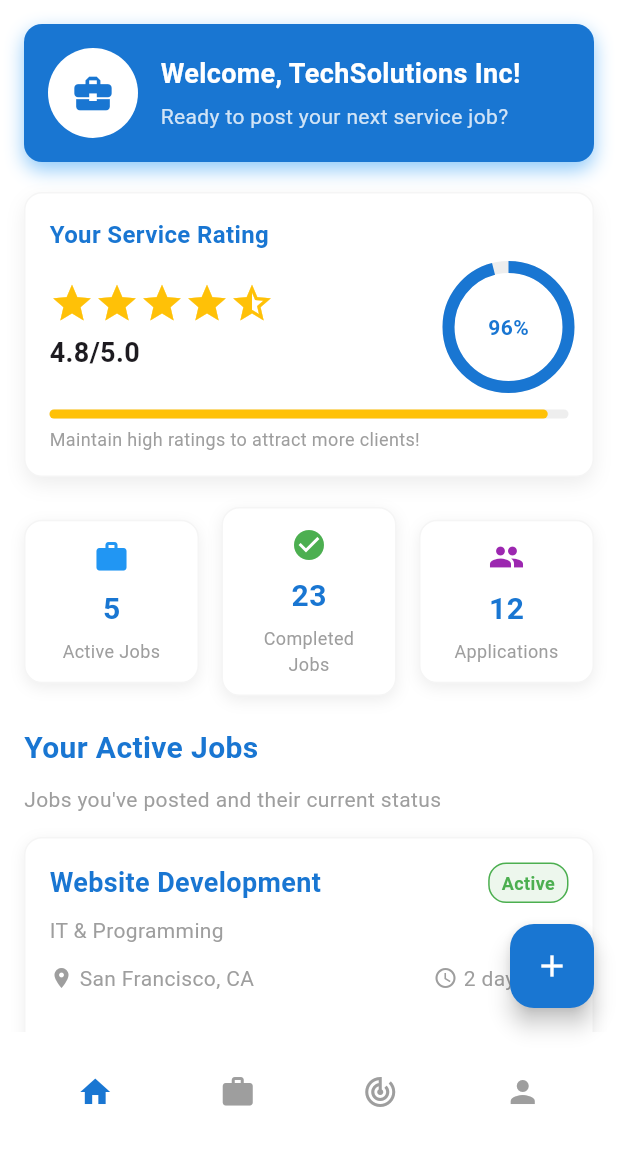
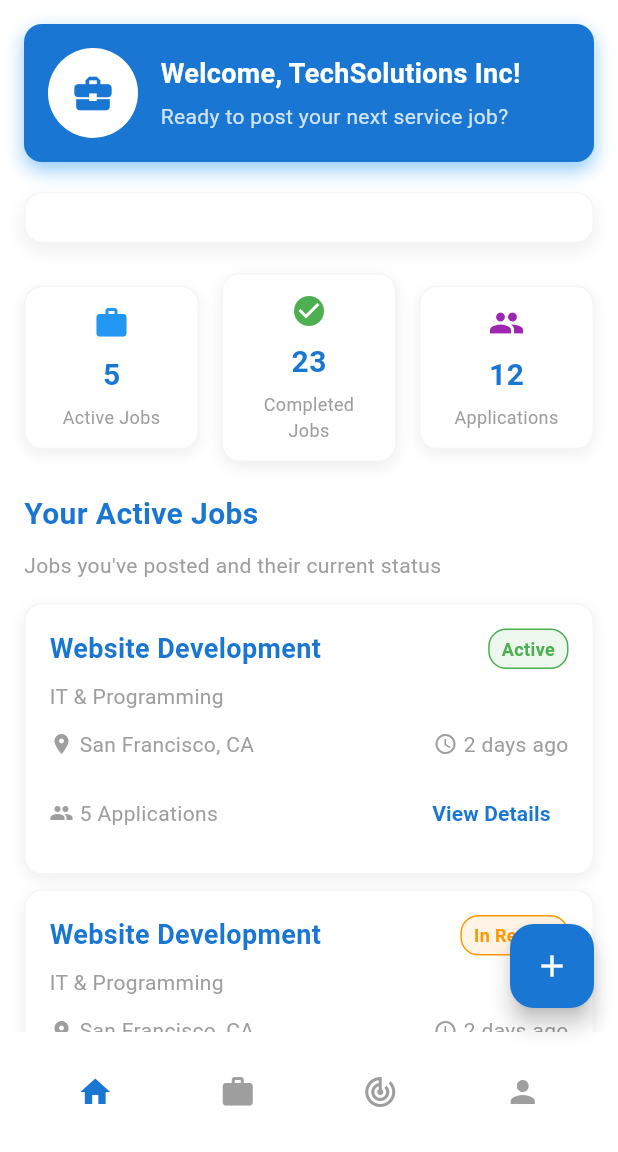
Before and after one commit to Adapt-IT-hackathon/Adapt_It-HustleHub, a Flutter app: the ServiceDashboard screen opened directly, on a phone screen of 412 x 824 dp, the part 84-1236 px from its top. Run offline on Flutter 3.47's test engine with Material 3 defaults, Android fonts, the phone set to English and light mode, and no system bars; our stand-ins replace cloud_firestore, firebase_auth, firebase_core, image_picker; accounts and stored records are empty.

Commit message:
Ratings in client removed

```diff
--- a/lib/main.dart
+++ b/lib/main.dart
@@ -3324,86 +3324,7 @@
         ],
         border: Border.all(color: Colors.grey.shade100),
       ),
-      child: Column(
-        crossAxisAlignment: CrossAxisAlignment.start,
-        children: [
-          const Text(
-            'Your Service Rating',
-            style: TextStyle(
-              fontSize: 16,
-              fontWeight: FontWeight.bold,
-              color: Color(0xFF1976D2),
-            ),
-          ),
-          const SizedBox(height: 10),
-          Row(
-            children: [
-              // Rating display
-              Column(
-                crossAxisAlignment: CrossAxisAlignment.start,
-                children: [
-                  CustomRatingBar(
-                    rating: _serviceRating,
-                    itemSize: 30,
-                    onRatingChanged: (rating) {
-                      // Rating would typically be updated by clients
-                    },
-                    ignoreGestures: true,
-                  ),
-                  const SizedBox(height: 5),
-                  Text(
-                    '$_serviceRating/5.0',
-                    style: const TextStyle(
-                      fontSize: 18,
-                      fontWeight: FontWeight.bold,
-                    ),
-                  ),
-                ],
-              ),
-              const Spacer(),
-              // Progress indicator
-              Stack(
-                alignment: Alignment.center,
-                children: [
-                  SizedBox(
-                    width: 80,
-                    height: 80,
-                    child: CircularProgressIndicator(
-                      value: _serviceRating / 5,
-                      strokeWidth: 8,
-                      backgroundColor: Colors.grey.shade200,
-                      valueColor: const AlwaysStoppedAnimation<Color>(Color(0xFF1976D2)),
-                    ),
-                  ),
-                  Text(
-                    '${(_serviceRating / 5 * 100).round()}%',
-                    style: const TextStyle(
-                      fontWeight: FontWeight.bold,
-                      color: Color(0xFF1976D2),
-                    ),
-                  ),
-                ],
-              ),
-            ],
-          ),
-          const SizedBox(height: 15),
-          LinearProgressIndicator(
-            value: _serviceRating / 5,
-            backgroundColor: Colors.grey.shade200,
-            valueColor: const AlwaysStoppedAnimation<Color>(Colors.amber),
-            minHeight: 6,
-            borderRadius: BorderRadius.circular(3),
-          ),
-          const SizedBox(height: 5),
-          const Text(
-            'Maintain high ratings to attract more clients!',
-            style: TextStyle(
-              fontSize: 12,
-              color: Colors.grey,
-            ),
-          ),
-        ],
-      ),
+
     );
   }
 
```
